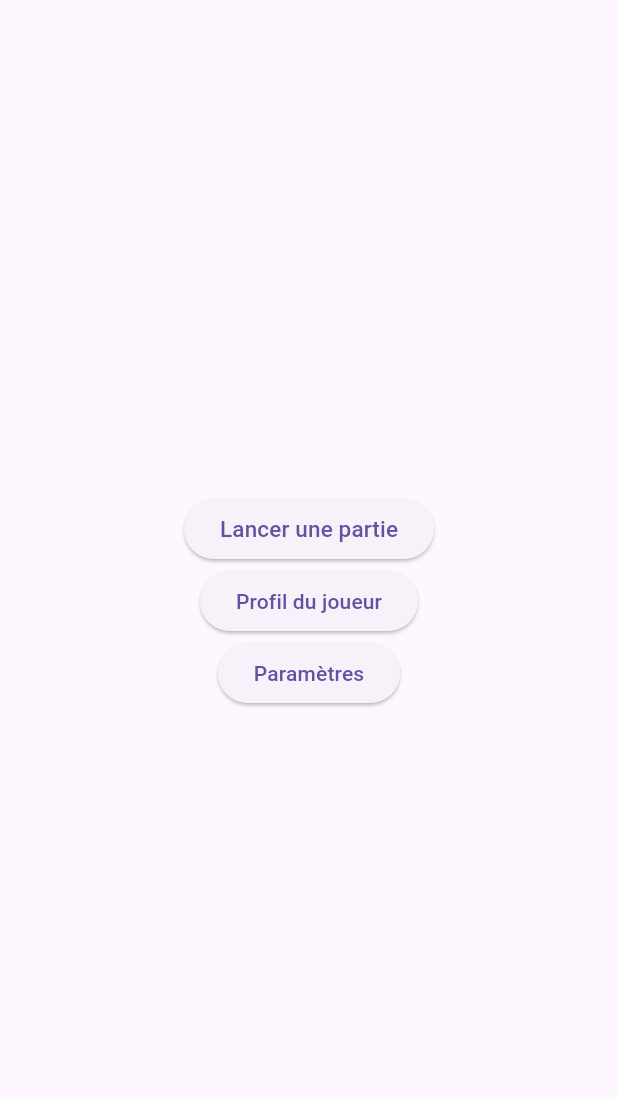
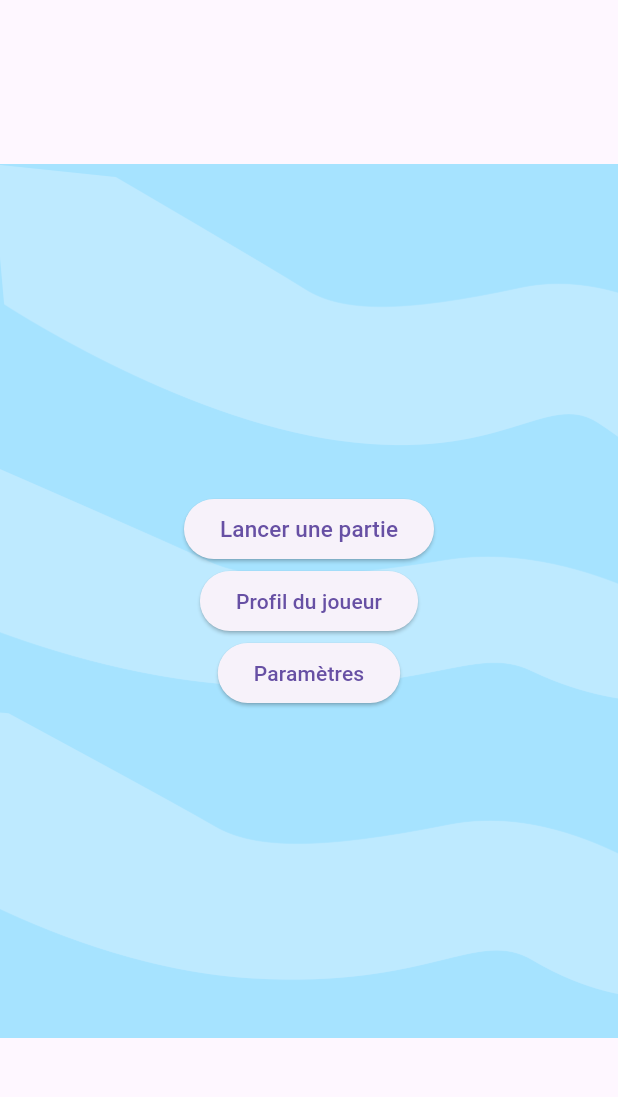
Before and after one commit to Ju-HQP/topteckel, a Flutter app: the screen it shows after launch, on a phone screen of 412 x 824 dp, the part 59-1156 px from its top. Run offline on Flutter 3.47's test engine with Material 3 defaults, Android fonts, the phone set to English and light mode, and no system bars; our stand-ins replace flutter_animate, google_fonts; missing offline and left inert: flame; Roboto replaces fonts that are missing (Belanosima).

Commit message:
Ajout image Décor page home

```diff
--- a/lib/src/widgets/home_page.dart
+++ b/lib/src/widgets/home_page.dart
@@ -12,7 +12,14 @@ class HomePage extends StatelessWidget {
         style: GoogleFonts.belanosima(fontSize: 18, fontWeight: FontWeight.bold),
         ),
       ),
-      body: Center(
+      body: Container(
+        decoration: const BoxDecoration(
+          image: DecorationImage(
+            image: AssetImage('assets/images/decor_home.png'),
+            fit: BoxFit.contain, // Ajuste l'image pour couvrir tout l'écran
+          ),
+        ),
+      child: Center(
         child: Column(
           mainAxisAlignment: MainAxisAlignment.center,
           children: [
@@ -39,6 +46,7 @@ class HomePage extends StatelessWidget {
           ],
         ),
       ),
+    ),
     );
   }
 }
--- a/lib/src/widgets/player_profile_page.dart
+++ b/lib/src/widgets/player_profile_page.dart
@@ -15,8 +15,8 @@ class PlayerProfilePage extends StatelessWidget {
           },
         ),
       ),
-      body: Center(
-        child: const Text('Informations du joueur'),
+      body: const Center(
+        child: Text('Informations du joueur'),
       ),
     );
   }
```
Also changed, not shown: assets/images/decor_home.png.
